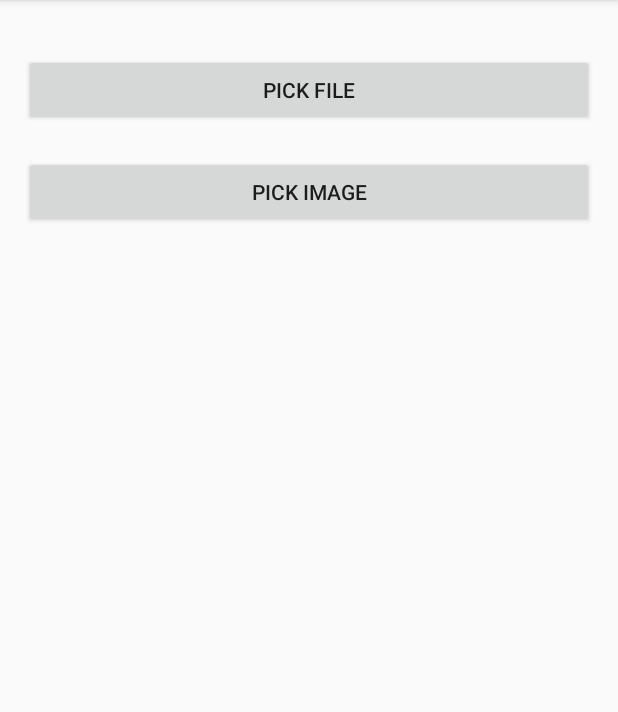
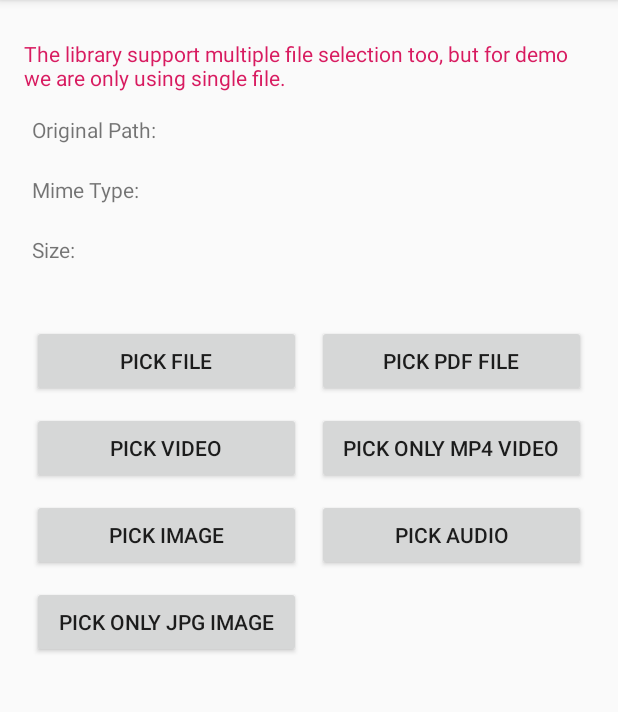
Before and after one commit to Biangkerok32/CustomFilePicker, an Android app: the screen it shows after launch (MainActivity), on a phone screen of 412 x 824 dp, the part 84-796 px from its top. Run offline under Robolectric (Android 15) with nearby library versions, the phone set to English and light mode, and no system bars; libraries missing offline, so code that uses them is left out: com.tbruyelle.rxpermissions2.

Commit message:
4th commit

```diff
--- a/app/build.gradle
+++ b/app/build.gradle
@@ -10,8 +10,8 @@ android {
         applicationId "com.wangsun.android.customfilepicker"
         minSdkVersion 19
         targetSdkVersion 28
-        versionCode 2
-        versionName "1.0.1"
+        versionCode 3
+        versionName "1.0.2"
         testInstrumentationRunner "androidx.test.runner.AndroidJUnitRunner"
     }
     buildTypes {
--- a/app/src/main/java/com/wangsun/android/customfilepicker/MainActivity.kt
+++ b/app/src/main/java/com/wangsun/android/customfilepicker/MainActivity.kt
@@ -11,6 +11,7 @@ import com.wangsun.custompicker.api.Picker
 import com.wangsun.custompicker.api.callbacks.FilePickerCallback
 import com.wangsun.custompicker.api.entity.ChosenFile
 import com.tbruyelle.rxpermissions2.RxPermissions
+import com.wangsun.custompicker.utils.MimeUtils
 import kotlinx.android.synthetic.main.activity_main.*
 
 class MainActivity : AppCompatActivity(), FilePickerCallback {
@@ -38,9 +39,21 @@ class MainActivity : AppCompatActivity(), FilePickerCallback {
         initButton()
     }
 
+    override fun onActivityResult(requestCode: Int, resultCode: Int, data: Intent?) {
+        if (resultCode == Activity.RESULT_OK && requestCode == Picker.PICK_FILE){
+            filePicker.submit(data)
+        }
+        else
+            super.onActivityResult(requestCode, resultCode, data)
+    }
+
     override fun onFilesChosen(files: MutableList<ChosenFile>?) {
         files?.let {
             println("result: ${it}")
+
+            id_file_path.text = "Path: ${it[0].originalPath}"
+            id_mime_type.text = "MimeType: ${it[0].mimeType}"
+            id_file_size.text = "File Size(in Bytes): ${it[0].size}"
         }
     }
 
@@ -52,27 +65,70 @@ class MainActivity : AppCompatActivity(), FilePickerCallback {
     //********************Custom Function********************************
 
     private fun initButton() {
-        id_pick_file.setOnClickListener { getPermission() }
+        id_pick_file.setOnClickListener { getPermission(1) }
+        id_pick_pdf_file.setOnClickListener { getPermission(2) }
+        id_pick_audio.setOnClickListener { getPermission(3) }
+        id_pick_video.setOnClickListener { getPermission(4) }
+        id_pick_only_mp4.setOnClickListener { getPermission(5) }
+        id_pick_image.setOnClickListener {getPermission(6)  }
+        id_pick_only_jpg.setOnClickListener { getPermission(7) }
     }
 
+
+    /*By default:
+    * filetype take all
+    * mimeType take all
+    * allowMimeType is true*/
     private fun startFilePicker() {
-        filePicker.allowMultiple()
-            .setFilePickerCallback(this)
-            .setMimeTypes(mMimeTypes)
+        filePicker.setFilePickerCallback(this)
+            .pickFile()
+    }
+
+    private fun startOnlyPdfPicker() {
+        filePicker.setFilePickerCallback(this)
+            .setMimeTypes(arrayOf("application/pdf"))
+            .pickFile()
+    }
+
+    /*No need to set mimeType as it will override fileType(you may see videos while recent file list)*/
+    private fun startAudioPicker() {
+        filePicker.setFilePickerCallback(this)
+            .setFileType(MimeUtils.AUDIO_FILE_TYPE)
+            .setMimeTypes(arrayOf(MimeUtils.AUDIO_FILE_TYPE))
+            .pickFile()
+    }
+
+    private fun startVideoPicker() {
+        filePicker.setFilePickerCallback(this)
+            .setFileType(MimeUtils.VIDEO_FILE_TYPE)
+            .setMimeTypes(arrayOf(MimeUtils.VIDEO_FILE_TYPE))
+            .pickFile()
+    }
+
+    private fun startOnlyMp4Picker() {
+        filePicker.setFilePickerCallback(this)
+            .setMimeTypes(arrayOf("video/mp4"))
+            .pickFile()
+    }
+
+    private fun startImagePicker() {
+        filePicker.setFilePickerCallback(this)
+            .setFileType(MimeUtils.IMAGE_FILE_TYPE)
+            .setMimeTypes(arrayOf(MimeUtils.IMAGE_FILE_TYPE))
+            .pickFile()
+    }
+
+    private fun startOnlyJpgPicker() {
+        filePicker.setFilePickerCallback(this)
+            .setMimeTypes(arrayOf("image/jpeg"))
             .pickFile()
     }
 
 
-    override fun onActivityResult(requestCode: Int, resultCode: Int, data: Intent?) {
-        if (resultCode == Activity.RESULT_OK && requestCode == Picker.PICK_FILE){
-            filePicker.submit(data)
-        }
-        else
-            super.onActivityResult(requestCode, resultCode, data)
-    }
+
 
     @SuppressLint("CheckResult")
-    private fun getPermission() {
+    private fun getPermission(value: Int) {
         val rxPermissions = RxPermissions(this)
         rxPermissions
             .request(
@@ -82,10 +138,18 @@ class MainActivity : AppCompatActivity(), FilePickerCallback {
             .subscribe { granted ->
                 if (granted) {
                     // All requested permissions are granted
-                    startFilePicker()
+                    when(value){
+                        1-> startFilePicker()
+                        2-> startOnlyPdfPicker()
+                        3-> startAudioPicker()
+                        4-> startVideoPicker()
+                        5-> startOnlyMp4Picker()
+                        6-> startImagePicker()
+                        7-> startOnlyJpgPicker()
+                    }
                 } else {
                     // At least one permission is denied
-                    getPermission()
+                    getPermission(value)
                 }
             }
     }
--- a/app/src/main/res/layout/activity_main.xml
+++ b/app/src/main/res/layout/activity_main.xml
@@ -9,19 +9,118 @@
     android:orientation="vertical"
     tools:context=".MainActivity">
 
+    <TextView
+        android:layout_marginTop="10dp"
+        android:layout_width="match_parent"
+        android:layout_height="wrap_content"
+        android:text="The library support multiple file selection too, but for demo we are only using single file."
+        android:textColor="@color/colorAccent"/>
+
+
+    <TextView
+        android:layout_marginTop="10dp"
+        android:id="@+id/id_file_path"
+        android:layout_width="match_parent"
+        android:layout_height="wrap_content"
+        android:text="Original Path:"
+        android:textSize="14sp"
+        android:padding="5dp"/>
+
+    <TextView
+        android:layout_marginTop="10dp"
+        android:id="@+id/id_mime_type"
+        android:layout_width="match_parent"
+        android:layout_height="wrap_content"
+        android:text="Mime Type:"
+        android:padding="5dp"
+        android:textSize="14sp"/>
+
+    <TextView
+        android:layout_marginTop="10dp"
+        android:id="@+id/id_file_size"
+        android:layout_width="wrap_content"
+        android:layout_height="wrap_content"
+        android:text="Size:"
+        android:padding="5dp"
+        android:textSize="14sp"/>
+
+
+    <LinearLayout
+        android:layout_marginTop="20dp"
+        android:baselineAligned="false"
+        android:layout_width="match_parent"
+        android:layout_height="wrap_content"
+        android:orientation="horizontal"
+        android:weightSum="2">
+
+
+        <LinearLayout
+            android:layout_width="0dp"
+            android:layout_weight="1"
+            android:layout_height="wrap_content"
+            android:orientation="vertical"
+            android:layout_margin="5dp">
+
             <Button
                 android:id="@+id/id_pick_file"
                 android:layout_width="match_parent"
                 android:layout_height="wrap_content"
                 android:text="Pick File"
-        android:layout_marginTop="20dp"/>
+                android:layout_marginTop="10dp"/>
 
+            <Button
+                android:id="@+id/id_pick_video"
+                android:layout_width="match_parent"
+                android:layout_height="wrap_content"
+                android:text="Pick Video"
+                android:layout_marginTop="10dp"/>
 
             <Button
                 android:id="@+id/id_pick_image"
                 android:layout_width="match_parent"
                 android:layout_height="wrap_content"
                 android:text="Pick Image"
-        android:layout_marginTop="20dp"/>
+                android:layout_marginTop="10dp"/>
+
+            <Button
+                android:id="@+id/id_pick_only_jpg"
+                android:layout_width="match_parent"
+                android:layout_height="wrap_content"
+                android:text="Pick Only JPG Image"
+                android:layout_marginTop="10dp"/>
 
         </LinearLayout>
+
+        <LinearLayout
+            android:layout_width="0dp"
+            android:layout_weight="1"
+            android:layout_height="wrap_content"
+            android:orientation="vertical"
+            android:layout_margin="5dp">
+
+            <Button
+                android:id="@+id/id_pick_pdf_file"
+                android:layout_width="match_parent"
+                android:layout_height="wrap_content"
+                android:text="Pick PDF File"
+                android:layout_marginTop="10dp"/>
+
+            <Button
+                android:id="@+id/id_pick_only_mp4"
+                android:layout_width="match_parent"
+                android:layout_height="wrap_content"
+                android:text="Pick Only Mp4 Video"
+                android:layout_marginTop="10dp"/>
+
+            <Button
+                android:id="@+id/id_pick_audio"
+                android:layout_width="match_parent"
+                android:layout_height="wrap_content"
+                android:text="Pick Audio"
+                android:layout_marginTop="10dp"/>
+
+        </LinearLayout>
+
+    </LinearLayout>
+
+</LinearLayout>
--- a/custompicker/src/main/java/com/wangsun/custompicker/utils/MimeUtils.java
+++ b/custompicker/src/main/java/com/wangsun/custompicker/utils/MimeUtils.java
@@ -41,4 +41,9 @@ public class MimeUtils {
             return "file";
         }
     }
+
+    /*File types: to set type for intent*/
+    public final static String VIDEO_FILE_TYPE = "video/*";
+    public final static String AUDIO_FILE_TYPE = "audio/*";
+    public final static String IMAGE_FILE_TYPE = "image/*";
 }
```
Also changed, not shown: custompicker/src/main/java/com/wangsun/custompicker/api/FilePicker.java (+9 -4 lines). Lines whose indentation alone changed are shown as unchanged.
